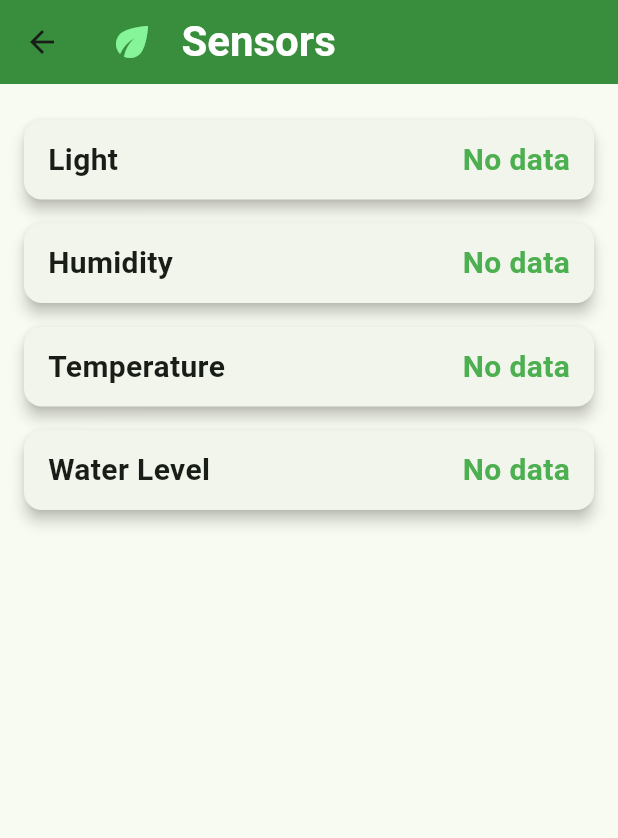
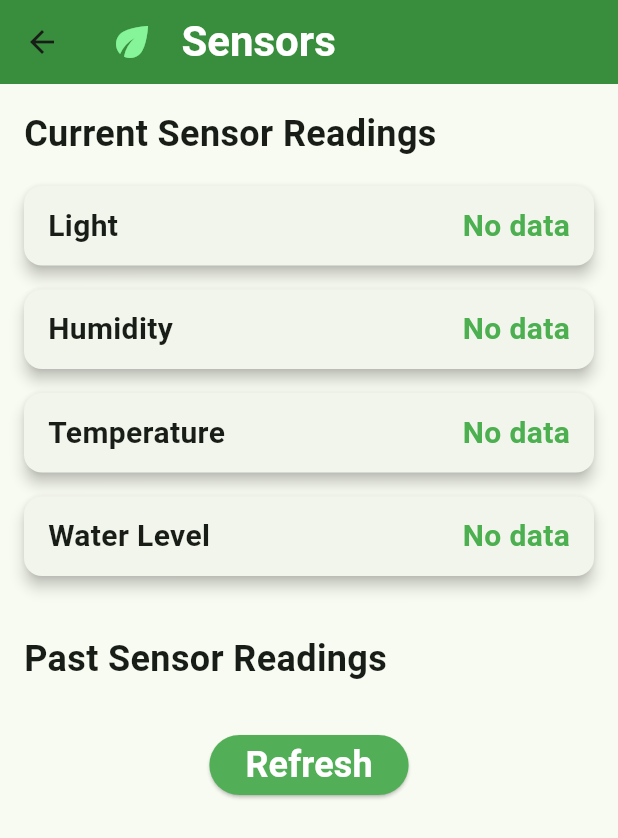
Before and after one commit to JakeWesta/microgrow, a Flutter app: the SensorDataScreen screen opened directly with empty values, on a phone screen of 412 x 824 dp. Shown: the top 838 px of the screen. Run offline on Flutter 3.47's test engine with Material 3 defaults, Android fonts, the phone set to English and light mode, and no system bars; our stand-ins replace flutter_colorpicker, hive, hive_flutter, typed_data; missing offline and left inert: mqtt_client; accounts and stored records are empty.

Commit message:
Preliminary past sensor readings. I need to add functionality to save it to Hive database but it already took longer than expected so will do that later.

```diff
--- a/app/lib/ui/sensor_data_screen.dart
+++ b/app/lib/ui/sensor_data_screen.dart
@@ -1,6 +1,8 @@
 import 'package:flutter/material.dart';
 import '../models/habitat_obj.dart';
 import '../mqtt/mqtt_connect.dart';
+import 'dart:convert';
+
 
 class SensorDataScreen extends StatefulWidget {
   final Habitat habitat;
@@ -16,6 +18,8 @@ class _SensorDataScreenState extends State<SensorDataScreen> {
   String? humidity;
   String? temp;
   String? water;
+  bool isLoadingHistory = false;
+  List<Map<String, dynamic>> historyData = [];
 
   @override
   void initState() {
@@ -40,6 +44,33 @@ class _SensorDataScreenState extends State<SensorDataScreen> {
       },
     );
   }
+
+  Future<void> fetchHistory() async {
+  setState(() {
+    isLoadingHistory = true;
+  });
+
+  await MqttService.requestHistory(
+    habitatId: widget.habitat.id,
+    onMessage: (payload) {
+      try {
+        final List<dynamic> decoded = jsonDecode(payload);
+
+        setState(() {
+          for (var item in decoded) {
+            historyData.insert(0, item);
+          }
+          isLoadingHistory = false;
+        });
+      } catch (e) {
+        setState(() {
+          isLoadingHistory = false;
+        });
+      }
+    },
+  );
+}
+
 
 Widget sensorCard(String label, String? value) {
   String displayValue;
@@ -118,13 +149,85 @@ Widget sensorCard(String label, String? value) {
       ),
       body: Padding(
         padding: const EdgeInsets.all(16.0),
+        child: SingleChildScrollView(
           child: Column(
+            crossAxisAlignment: CrossAxisAlignment.start,
             children: [
+
+              const Text(
+                "Current Sensor Readings",
+                style: TextStyle(
+                  fontSize: 24,
+                  fontWeight: FontWeight.bold,
+                ),
+              ),
+
+              const SizedBox(height: 10),
+
               sensorCard('Light', light),
               sensorCard('Humidity', humidity),
               sensorCard('Temperature', temp),
-            sensorCard('Water Level', water)
+              sensorCard('Water Level', water),
+
+              const SizedBox(height: 30),
+
+              const Text(
+                "Past Sensor Readings",
+                style: TextStyle(
+                  fontSize: 24,
+                  fontWeight: FontWeight.bold,
+                ),
+              ),
+
+              const SizedBox(height: 30),
+
+              Center(
+                child: ElevatedButton(
+                  onPressed: isLoadingHistory ? null : fetchHistory,
+                  style: ElevatedButton.styleFrom(
+                    backgroundColor: Color.fromARGB(255, 82, 175, 88),
+                  ),
+                  child: isLoadingHistory
+                      ? const SizedBox(
+                          height: 20,
+                          width: 20,
+                          child: CircularProgressIndicator(
+                            color: Colors.white,
+                            strokeWidth: 2,
+                          ),
+                        )
+                      : const Text(
+                  "Refresh",
+                  style: TextStyle(
+                    fontSize: 24,
+                    fontWeight: FontWeight.bold,
+                    color: Colors.white
+                  ),
+                ),
+                ),
+              ),
+
+              const SizedBox(height: 20),
+
+              Column(
+                children: historyData.map((item) {
+                  return Card(
+                    elevation: 3,
+                    margin: const EdgeInsets.symmetric(vertical: 6),
+                    child: ListTile(
+                      title: Text(
+                        "${item['timestamp']}",
+                        style: const TextStyle(fontWeight: FontWeight.bold),
+                      ),
+                      subtitle: Text(
+                        "Temp: ${item['temp']} F | Humidity: ${item['humidity']} %",
+                      ),
+                    ),
+                  );
+                }).toList(),
+              ),
             ],
+          ),
         ),
       ),
     );
```
Also changed, not shown: app/lib/mqtt/mqtt_connect.dart (+33 -0 lines). Lines whose indentation alone changed are shown as unchanged.
